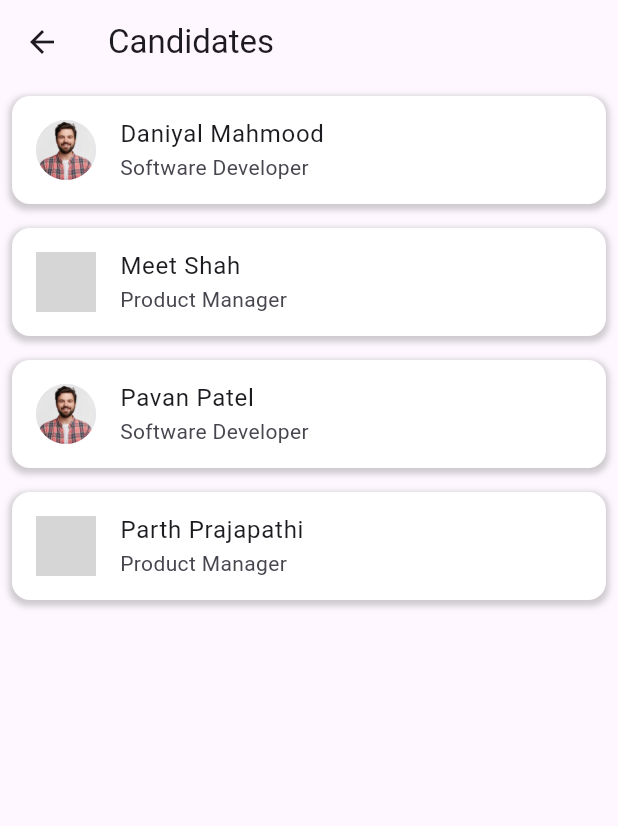
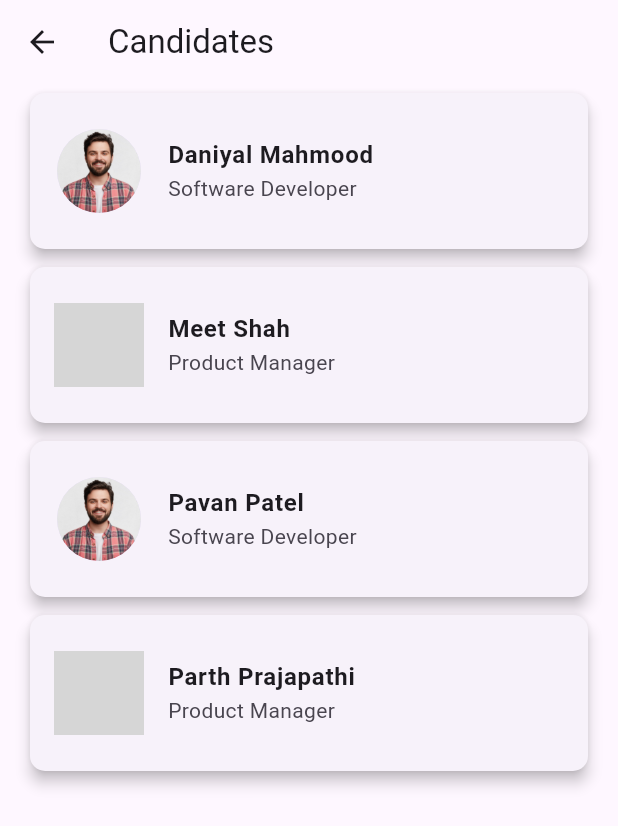
Before and after one commit to Dannysyed/jobrecruiting_usingFlutter, a Flutter app: the CandidatesScreen screen opened directly, on a phone screen of 412 x 824 dp. Shown: the top 826 px of the screen. Run offline on Flutter 3.47's test engine with Material 3 defaults, Android fonts, the phone set to English and light mode, and no system bars; grey boxes are pictures that could not be loaded.

Commit message:
Improving the Ui of candidate screen

```diff
--- a/lib/widgets/candidates_screen.dart
+++ b/lib/widgets/candidates_screen.dart
@@ -2,8 +2,34 @@ import 'package:flutter/material.dart';
 import 'candidate_detail_screen.dart';
 import '../data/data.dart';
 
-class CandidatesScreen extends StatelessWidget {
-  const CandidatesScreen({Key? key}) : super(key: key);
+class CandidatesScreen extends StatefulWidget {
+  const CandidatesScreen({super.key});
+
+  @override
+  State<CandidatesScreen> createState() {
+    return _CandidatesScreenState();
+  }
+}
+
+class _CandidatesScreenState extends State<CandidatesScreen>
+    with SingleTickerProviderStateMixin {
+  late AnimationController _animationController;
+  late Animation<double> _animation;
+
+  @override
+  void initState() {
+    super.initState();
+    _animationController = AnimationController(
+        vsync: this, duration: const Duration(milliseconds: 500));
+    _animation = Tween<double>(begin: 0, end: 1).animate(_animationController);
+    _animationController.forward();
+  }
+
+  @override
+  void dispose() {
+    _animationController.dispose();
+    super.dispose();
+  }
 
   @override
   Widget build(BuildContext context) {
@@ -14,39 +40,53 @@ class CandidatesScreen extends StatelessWidget {
       body: ListView.builder(
         itemCount: candidates.length,
         itemBuilder: (context, index) {
+          _animationController.reset();
+          _animationController.forward();
           final candidate = candidates[index];
-          return AnimatedContainer(
-            duration: const Duration(milliseconds: 500),
-            curve: Curves.easeIn,
-            margin: const EdgeInsets.all(8.0),
-            decoration: BoxDecoration(
-              borderRadius: BorderRadius.circular(12.0),
-              color: Colors.white,
-              boxShadow: [
-                BoxShadow(
-                  color: Colors.grey.withOpacity(0.5),
-                  spreadRadius: 2,
-                  blurRadius: 3,
-                  offset: const Offset(0, 2),
-                ),
-              ],
+          return AnimatedBuilder(
+            animation: _animationController,
+            builder: (context, child) {
+              return FadeTransition(
+                opacity: _animation,
+                child: Padding(
+                  padding:
+                      const EdgeInsets.symmetric(horizontal: 16, vertical: 2),
+                  child: Card(
+                    elevation: 4,
+                    shape: RoundedRectangleBorder(
+                      borderRadius: BorderRadius.circular(10.0),
                     ),
                     child: ListTile(
+                      contentPadding: const EdgeInsets.symmetric(
+                        vertical: 16,
+                        horizontal: 16,
+                      ),
                       leading: CircleAvatar(
+                        radius: 30,
                         backgroundImage: AssetImage(candidate.imageUrl),
                       ),
-              title: Text(candidate.name),
+                      title: Text(
+                        candidate.name,
+                        style: const TextStyle(
+                          fontWeight: FontWeight.bold,
+                        ),
+                      ),
                       subtitle: Text(candidate.position),
                       onTap: () {
                         Navigator.push(
                           context,
                           MaterialPageRoute(
-                    builder: (context) =>
-                        CandidateDetailScreen(candidate: candidate),
+                            builder: (context) => CandidateDetailScreen(
+                              candidate: candidate,
+                            ),
                           ),
                         );
                       },
                     ),
+                  ),
+                ),
+              );
+            },
           );
         },
       ),
```
Lines whose indentation alone changed are shown as unchanged.
